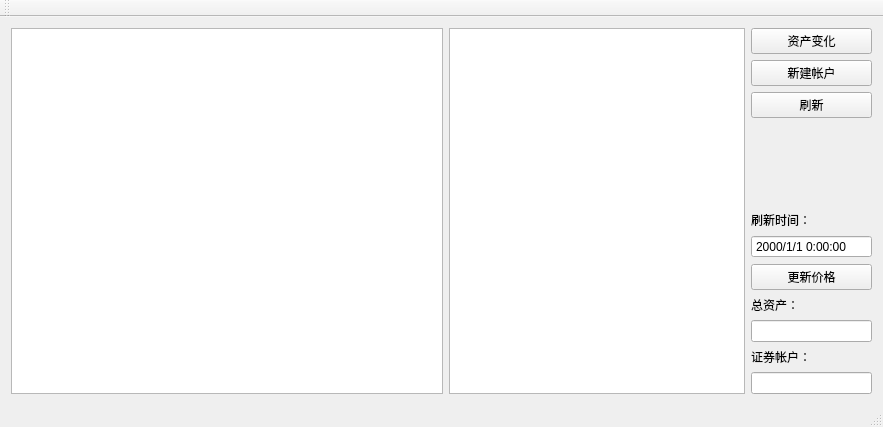
First picture: the form in myFinanceMainWindow.ui, repository Imrono/myFinance, before the edit.
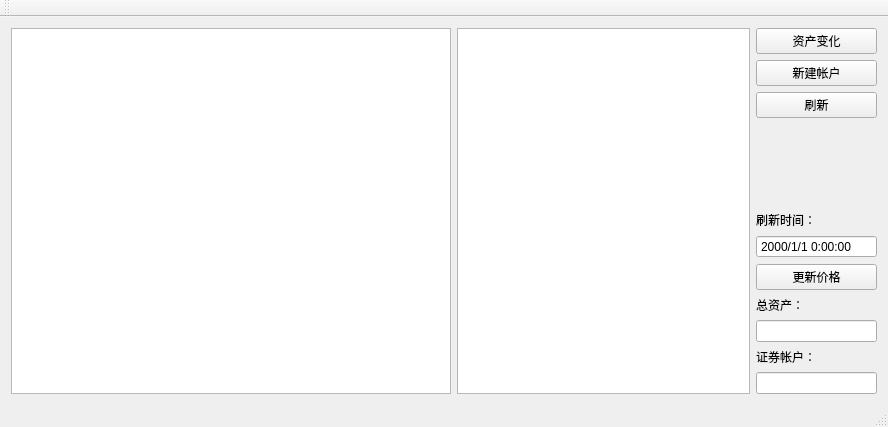
Second picture: the form after the edit.

```diff
--- a/myFinanceMainWindow.ui
+++ b/myFinanceMainWindow.ui
@@ -6,7 +6,7 @@
    <rect>
     <x>0</x>
     <y>0</y>
-    <width>883</width>
+    <width>888</width>
     <height>427</height>
    </rect>
   </property>
@@ -170,7 +170,7 @@
         </property>
         <property name="minimumSize">
          <size>
-          <width>432</width>
+          <width>440</width>
           <height>0</height>
          </size>
         </property>
```
Left out of the diff: 2 changed lines with no effect on the pictures.
